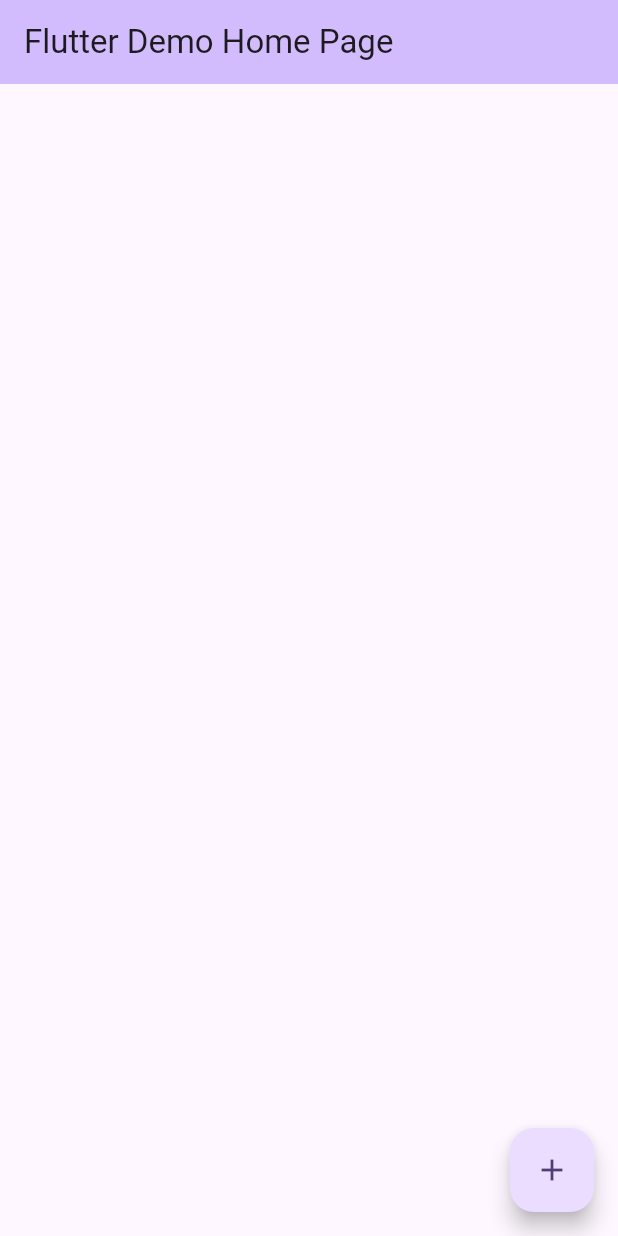
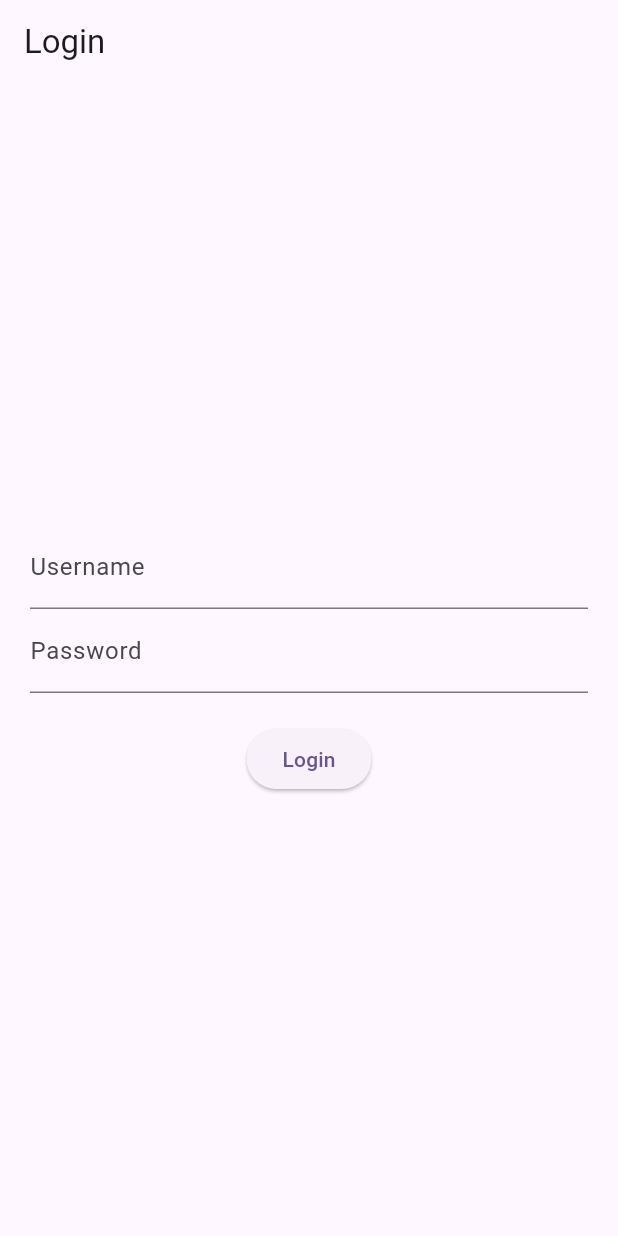
Before and after one commit to Virenvkj/apiexample, a Flutter app: the screen it shows after launch, on a phone screen of 412 x 824 dp. Run offline on Flutter 3.47's test engine with Material 3 defaults, Android fonts, the phone set to English and light mode, and no system bars; our stand-ins replace jwt_decoder.

Commit message:
feat: add login screen

```diff
--- /dev/null
+++ b/lib/core/api_requests.dart
@@ -0,0 +1,6 @@
+class ApiRequests {
+  ApiRequests._();
+
+  static const String baseUrl = 'https://fakestoreapi.com/';
+  static const String login = '${baseUrl}auth/login';
+}
--- a/lib/main.dart
+++ b/lib/main.dart
@@ -1,4 +1,4 @@
-import 'package:apiexample/home_screen.dart';
+import 'package:apiexample/presentation/login_screen.dart';
 import 'package:flutter/material.dart';
 
 void main() {
@@ -16,7 +16,8 @@ class MyApp extends StatelessWidget {
         colorScheme: ColorScheme.fromSeed(seedColor: Colors.deepPurple),
         useMaterial3: true,
       ),
-      home: const MyHomePage(title: 'Flutter Demo Home Page'),
+      debugShowCheckedModeBanner: false,
+      home: const LoginScreen(),
     );
   }
 }
--- /dev/null
+++ b/lib/model/login_model.dart
@@ -0,0 +1,19 @@
+class LoginModel {
+  final String username;
+  final String password;
+
+  LoginModel({
+    required this.username,
+    required this.password,
+  });
+
+  factory LoginModel.fromJson(Map<String, dynamic> json) => LoginModel(
+        username: json["username"]?.toDouble(),
+        password: json["password"],
+      );
+
+  Map<String, dynamic> toJson() => {
+        "username": username,
+        "password": password,
+      };
+}
--- /dev/null
+++ b/lib/presentation/login_screen.dart
@@ -0,0 +1,123 @@
+import 'dart:convert';
+import 'dart:developer';
+
+import 'package:apiexample/core/api_requests.dart';
+import 'package:apiexample/model/login_model.dart';
+import 'package:flutter/material.dart';
+import 'package:http/http.dart' as http;
+import 'package:jwt_decoder/jwt_decoder.dart';
+
+class LoginScreen extends StatefulWidget {
+  const LoginScreen({super.key});
+
+  @override
+  State<LoginScreen> createState() => _LoginScreenState();
+}
+
+class _LoginScreenState extends State<LoginScreen> {
+  final usernameController = TextEditingController();
+  final passwordController = TextEditingController();
+
+  Future<void> _login({
+    required String username,
+    required String password,
+  }) async {
+    final loginModel = LoginModel(
+      username: username,
+      password: password,
+    );
+
+    final response = await http.post(
+      Uri.parse(ApiRequests.login),
+      body: loginModel.toJson(),
+    );
+
+    if (response.statusCode == 200) {
+      final userToken = jsonDecode(response.body)['token'];
+      Map<String, dynamic> decodedToken = JwtDecoder.decode(userToken);
+      final userId = decodedToken['sub'];
+      log("userId: $userId");
+      ScaffoldMessenger.of(context).showSnackBar(
+        const SnackBar(
+          content: Text(
+            "Login successful",
+            style: TextStyle(
+              color: Colors.white,
+            ),
+          ),
+          backgroundColor: Colors.green,
+        ),
+      );
+    } else {
+      ScaffoldMessenger.of(context).showSnackBar(
+        SnackBar(
+          content: Text(
+            "Login failed: ${response.reasonPhrase}",
+            style: const TextStyle(
+              color: Colors.white,
+            ),
+          ),
+          backgroundColor: Colors.red,
+        ),
+      );
+    }
+  }
+
+  @override
+  Widget build(BuildContext context) {
+    return Scaffold(
+      appBar: AppBar(
+        title: const Text('Login'),
+      ),
+      body: SafeArea(
+        child: Padding(
+          padding: const EdgeInsets.all(20),
+          child: Center(
+            child: Column(
+              mainAxisAlignment: MainAxisAlignment.center,
+              children: <Widget>[
+                TextField(
+                  controller: usernameController,
+                  decoration: const InputDecoration(
+                    labelText: 'Username',
+                  ),
+                ),
+                TextField(
+                  obscuringCharacter: '*',
+                  obscureText: true,
+                  controller: passwordController,
+                  decoration: const InputDecoration(
+                    labelText: 'Password',
+                  ),
+                ),
+                const SizedBox(height: 20),
+                ElevatedButton(
+                  onPressed: () async {
+                    final password = passwordController.text.trim();
+                    final username = usernameController.text.trim();
+                    if (password.isNotEmpty && username.isNotEmpty) {
+                      await _login(username: username, password: password);
+                    } else {
+                      ScaffoldMessenger.of(context).showSnackBar(
+                        const SnackBar(
+                          content: Text(
+                            "Please fill username and password",
+                            style: TextStyle(
+                              color: Colors.white,
+                            ),
+                          ),
+                          backgroundColor: Colors.red,
+                        ),
+                      );
+                    }
+                  },
+                  child: const Text('Login'),
+                ),
+              ],
+            ),
+          ),
+        ),
+      ),
+    );
+  }
+}
--- a/pubspec.yaml
+++ b/pubspec.yaml
@@ -36,6 +36,7 @@ dependencies:
   # Use with the CupertinoIcons class for iOS style icons.
   cupertino_icons: ^1.0.6
   http: ^1.4.0
+  jwt_decoder: ^2.0.1
 
 dev_dependencies:
   flutter_test:
```
Also changed, not shown: pubspec.lock.
